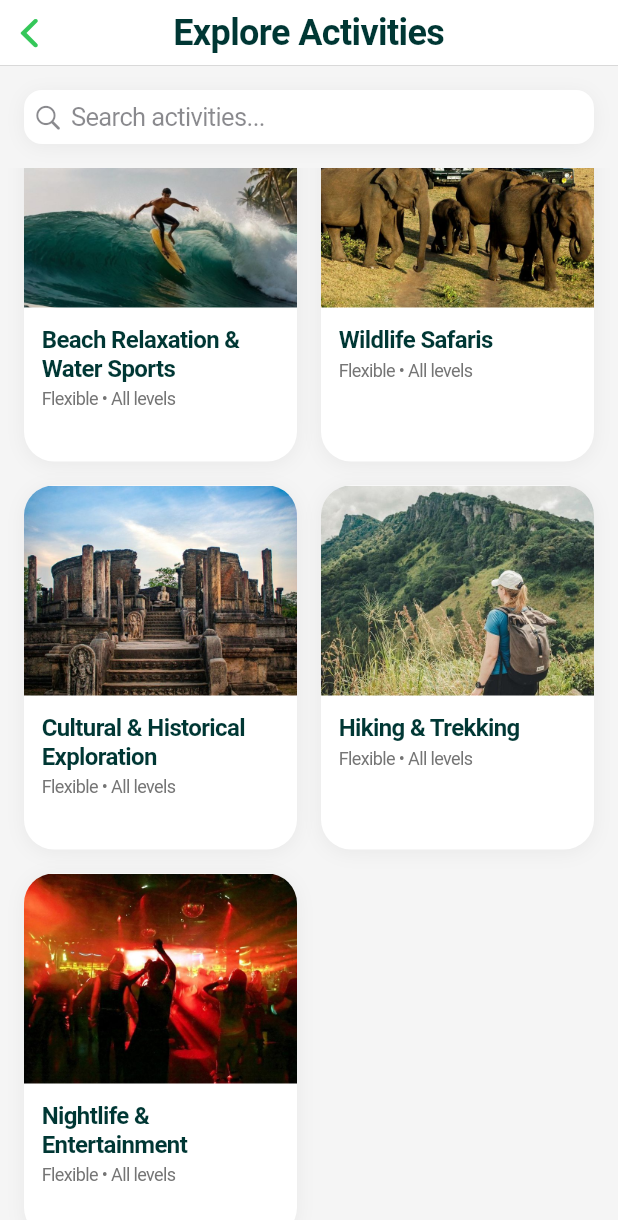
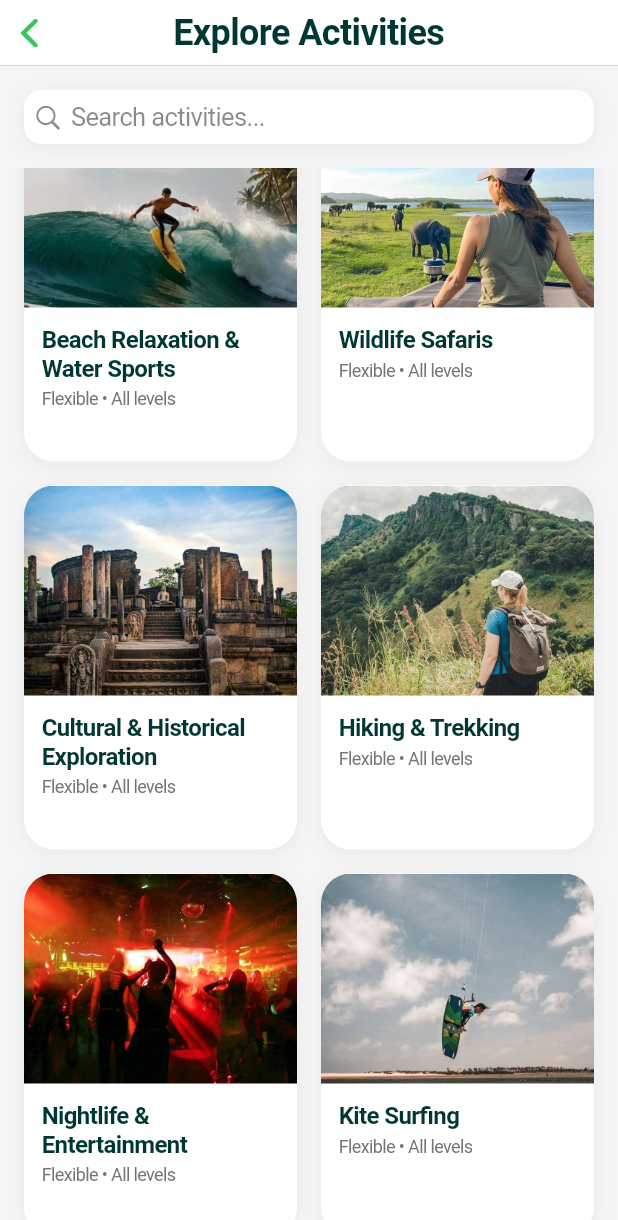
Before and after one commit to EnoshPerera/CeylonSphere, a Flutter app: the ExploreActivitiesScreen screen opened directly, scrolled down 47 dp, on a phone screen of 412 x 824 dp. Shown: the top 1220 px of the screen. Run offline on Flutter 3.47's test engine with Material 3 defaults, Android fonts, the phone set to English and light mode, and no system bars; our stand-ins replace geolocator, google_maps_flutter; missing offline and left inert: arkit_plugin, model_viewer_plus.

Commit message:
Added some activities to packages

```diff
--- a/lib/models/activities_data.dart
+++ b/lib/models/activities_data.dart
@@ -15,13 +15,14 @@ final List<Map<String, dynamic>> activityTypes = [
         'Pasikuda',
         'Kalpitiya',
         'Hikkaduwa',
-        'Tangalle'
+        'Tangalle',
       ],
       'activities': [
         'Sunbathing and swimming',
-        'Snorkeling and scuba diving ',
-        'Whale and dolphin watching ',
+        'Snorkeling and scuba diving',
+        'Whale and dolphin watching',
         'Jet skiing, kayaking, and windsurfing',
+        'Kite surfing',
       ],
     }
   },
@@ -101,4 +102,15 @@ final List<Map<String, dynamic>> activityTypes = [
       ],
     }
   },
+  {
+    'name': 'Kite Surfing',
+    'image': 'assets/KiteSurfing.jpg',
+    'icon': CupertinoIcons.waveform,
+    'details': {
+      'places': ['Kalpitiya', 'Mirissa', 'Unawatuna', 'Hikkaduwa'],
+      'activities': [
+        'KiteSurfing',
+      ],
+    }
+  },
 ];
--- a/pubspec.yaml
+++ b/pubspec.yaml
@@ -84,7 +84,9 @@ flutter:
     - assets/Jetavanaramaya.jpg
     - assets/ruwanwelisaya.jpg
     - assets/Colombo.jpg
+    - assets/Colombo1.jpg
     - assets/elephant.jpg
+    - assets/KiteSurfing.jpg
 
     # - assets/images/unawatuna_beach.jpg
     # - assets/images/mirissa_beach.jpg
```
Also changed, not shown: lib/ar_temple_screen.dart (+4 -4 lines), lib/destinationCarousel_widget/destination_carousel.dart (+6 -6 lines), assets/Colombo1.jpg (added), assets/KiteSurfing.jpg (added), assets/wildLife.jpg, lib/home_page.dart (renamed from lib/main.dart), 1 other file.
